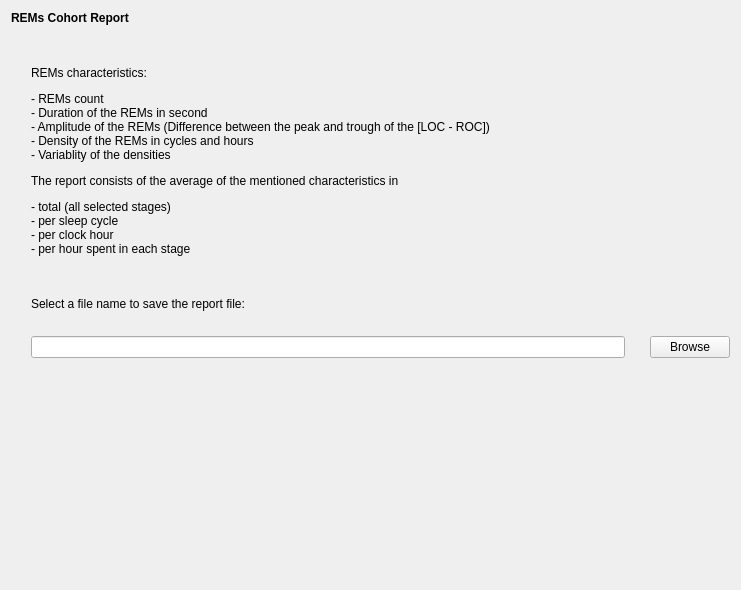
Old version of the form tools/CEAMSTools/DetectREMsYASA/OutputFileStep/Ui_OutputFileStep.ui in the repository SnoozToolbox/snooz-package-ceams.
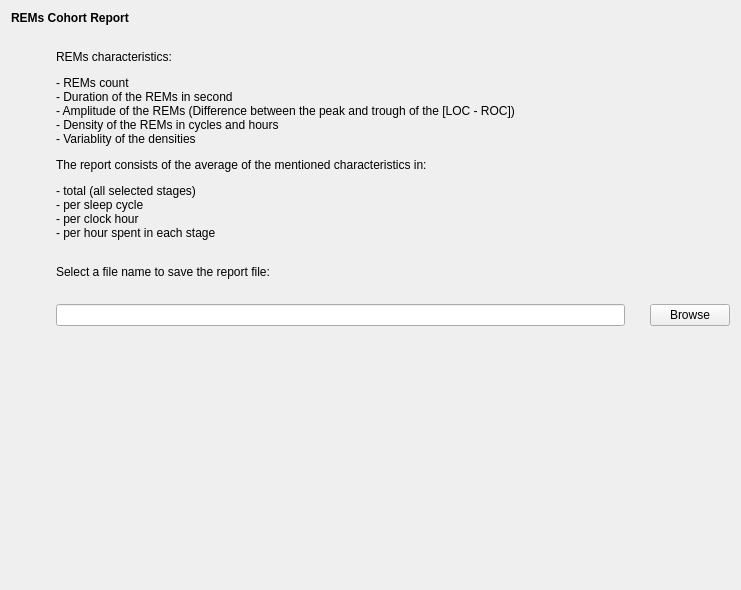
New version of the form.

The edit to the form file:
```diff
--- a/tools/CEAMSTools/DetectREMsYASA/OutputFileStep/Ui_OutputFileStep.ui
+++ b/tools/CEAMSTools/DetectREMsYASA/OutputFileStep/Ui_OutputFileStep.ui
@@ -20,26 +20,33 @@
    <property name="spacing">
     <number>25</number>
    </property>
-   <item>
-    <widget class="QLabel" name="label">
-     <property name="text">
-      <string>&lt;html&gt;&lt;head/&gt;&lt;body&gt;&lt;p&gt;&lt;span style=&quot; font-weight:700;&quot;&gt;REMs Cohort Report&lt;/span&gt;&lt;/p&gt;&lt;/body&gt;&lt;/html&gt;</string>
-     </property>
-    </widget>
-   </item>
    <item>
     <layout class="QGridLayout" name="gridLayout">
-     <item row="2" column="2">
+     <item row="3" column="3">
+      <widget class="QLabel" name="label_3">
+       <property name="text">
+        <string>&lt;html&gt;&lt;head/&gt;&lt;body&gt;&lt;p&gt;Select a file name to save the report file:&lt;/p&gt;&lt;/body&gt;&lt;/html&gt;</string>
+       </property>
+      </widget>
+     </item>
+     <item row="1" column="3">
+      <widget class="QLabel" name="label_2">
+       <property name="text">
+        <string>&lt;html&gt;&lt;head/&gt;&lt;body&gt;&lt;p&gt;REMs characteristics:&lt;/p&gt;&lt;p&gt;- REMs count&lt;br/&gt;- Duration of the REMs in second&lt;br/&gt;- Amplitude of the REMs (Difference between the peak and trough of the [LOC - ROC])&lt;br/&gt;- Density of the REMs in cycles and hours&lt;br/&gt;- Variablity of the densities&lt;/p&gt;&lt;p&gt;The report consists of the average of the mentioned characteristics in:&lt;/p&gt;&lt;p&gt;- total (all selected stages)&lt;br/&gt;- per sleep cycle&lt;br/&gt;- per clock hour&lt;br/&gt;- per hour spent in each stage&lt;/p&gt;&lt;/body&gt;&lt;/html&gt;</string>
+       </property>
+      </widget>
+     </item>
+     <item row="4" column="3">
+      <widget class="QLineEdit" name="lineEdit_CohortFilename"/>
+     </item>
+     <item row="4" column="4">
       <widget class="QPushButton" name="pushButton_CohortFilename">
        <property name="text">
         <string>Browse</string>
        </property>
       </widget>
      </item>
-     <item row="2" column="1">
-      <widget class="QLineEdit" name="lineEdit_CohortFilename"/>
-     </item>
-     <item row="0" column="0">
+     <item row="1" column="2">
       <spacer name="verticalSpacer">
        <property name="orientation">
         <enum>Qt::Orientation::Vertical</enum>
@@ -52,35 +59,28 @@
        </property>
       </spacer>
      </item>
-     <item row="0" column="1">
-      <widget class="QLabel" name="label_2">
+     <item row="0" column="2" colspan="2">
+      <widget class="QLabel" name="label">
        <property name="text">
-        <string>&lt;html&gt;&lt;head/&gt;&lt;body&gt;&lt;p&gt;REMs characteristics:&lt;/p&gt;&lt;p&gt;- REMs count&lt;br/&gt;- Duration of the REMs in second&lt;br/&gt;- Amplitude of the REMs (Difference between the peak and trough of the [LOC - ROC])&lt;br/&gt;- Density of the REMs in cycles and hours&lt;br/&gt;- Variablity of the densities&lt;/p&gt;&lt;p&gt;The report consists of the average of the mentioned characteristics in&lt;/p&gt;&lt;p&gt;- total (all selected stages)&lt;br/&gt;- per sleep cycle&lt;br/&gt;- per clock hour&lt;br/&gt;- per hour spent in each stage&lt;/p&gt;&lt;/body&gt;&lt;/html&gt;</string>
+        <string>&lt;html&gt;&lt;head/&gt;&lt;body&gt;&lt;p&gt;&lt;span style=&quot; font-weight:700;&quot;&gt;REMs Cohort Report&lt;/span&gt;&lt;/p&gt;&lt;/body&gt;&lt;/html&gt;</string>
        </property>
       </widget>
      </item>
-     <item row="1" column="1">
-      <widget class="QLabel" name="label_3">
-       <property name="text">
-        <string>&lt;html&gt;&lt;head/&gt;&lt;body&gt;&lt;p&gt;Select a file name to save the report file:&lt;/p&gt;&lt;/body&gt;&lt;/html&gt;</string>
-       </property>
-      </widget>
-     </item>
-     <item row="3" column="1">
-      <spacer name="verticalSpacer_2">
-       <property name="orientation">
-        <enum>Qt::Orientation::Vertical</enum>
-       </property>
-       <property name="sizeHint" stdset="0">
-        <size>
-         <width>20</width>
-         <height>40</height>
-        </size>
-       </property>
-      </spacer>
-     </item>
     </layout>
    </item>
+   <item>
+    <spacer name="verticalSpacer_2">
+     <property name="orientation">
+      <enum>Qt::Orientation::Vertical</enum>
+     </property>
+     <property name="sizeHint" stdset="0">
+      <size>
+       <width>20</width>
+       <height>40</height>
+      </size>
+     </property>
+    </spacer>
+   </item>
   </layout>
  </widget>
  <resources>
```
